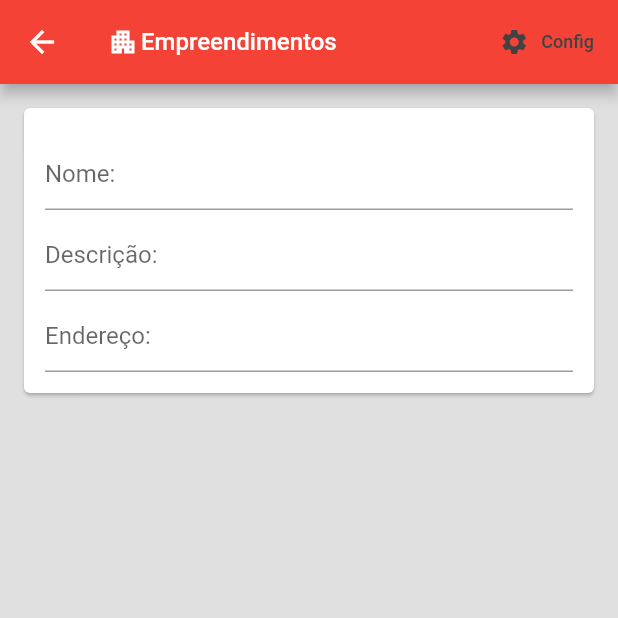
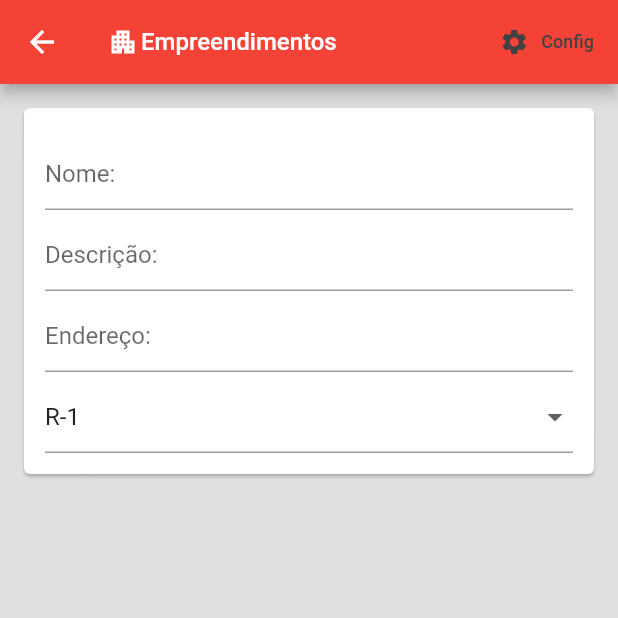
Before and after one commit to fviel/cve_app, a Flutter app: the AdicionarEmpreendimento screen opened by its route, on a phone screen of 412 x 824 dp, the top half of it. Run offline on Flutter 3.47's test engine with Material 2 defaults, Android fonts, the phone set to English and light mode, and no system bars.

Commit message:
Corrigi o dopdown e encontrei novas dúvidas

```diff
--- a/lib/gestorcub/entities/cub.dart
+++ b/lib/gestorcub/entities/cub.dart
@@ -1,6 +1,10 @@
-
+import 'package:meta/meta.dart';
+//TODO aprender como gerar o id do objeto, pelo que entendi é esse get na var hashcode
+//TODO aprender como fazer a sobrecarga do operador ==, conforme site https://stackoverflow.com/questions/59474307/error-either-zero-or-2-or-more-dropdownmenuitems-were-detected-with-the-same
 //Representa um valor de CUB informado pelo sinduscon
 class Cub {
+
+  external int get hashCode;
   String padrao;
   String classificacao;
   double valor;
@@ -18,4 +22,14 @@ class Cub {
     this.tipoProjeto,
     this.estado,
     this.desonerado});
+
+  //sobrescrita do operador ==
+  bool operator ==(dynamic other) => other != null && other is Cub && this.classificacao == other.classificacao;
+
+  // @override
+  // int get hashCode => super.hashCode;
+
+  // Message({@required this.hashCode}) {
+  //   assert(hashCode != null);
+  // }
 }
--- a/lib/main.dart
+++ b/lib/main.dart
@@ -13,7 +13,7 @@ void main() {
          '/listarEmpreendimentos':(context) => ListarEmpreendimentos(),
          '/exibirEmpreendimento':(context) => ExibirEmpreendimento(),
          '/sobre': (context) => Sobre(),
-         '/adicionar': (context) =>AdicionarEmpreendimento(),
+         '/adicionar': (context) => AdicionarEmpreendimento(),
        }
    ));
 
--- a/lib/telas/adicionarEmpreendimento.dart
+++ b/lib/telas/adicionarEmpreendimento.dart
@@ -1,10 +1,16 @@
 import 'package:cve_app/empreendimentos/business/empreendimentoBusiness.dart';
 import 'package:cve_app/empreendimentos/entities/empreendimento.dart';
+import 'package:cve_app/gestorcub/entities/cub.dart';
+import 'package:cve_app/widgets/dropDownExemplo.dart';
 import 'package:flutter/cupertino.dart';
 import 'package:flutter/material.dart';
 import 'package:cve_app/widgets/topBar.dart';
 import 'package:intl/intl.dart';
 
+//TODO Pesquisar como usar controller? qual a vantagem?
+///https://stackoverflow.com/questions/53667793/what-are-controllers-in-flutter#:~:text=In%20flutter%2C%20controllers%20are%20a,pattern%20stuff%20and%20increase%20performances.
+
+//TODO Pesquisar sobre o dispose() para evitar memory leak
 
 class AdicionarEmpreendimento extends StatefulWidget {
   @override
@@ -13,17 +19,76 @@ class AdicionarEmpreendimento extends StatefulWidget {
 
 class _AdicionarEmpreendimentoState extends State<AdicionarEmpreendimento> {
   final _formKey = GlobalKey<FormState>();
-  Empreendimento novoEmp = new Empreendimento();
+
+
+  Empreendimento novoEmp = Empreendimento();
+
   EmpreendimentoBusiness empBusiness = new EmpreendimentoBusiness();
+
+  List<Cub> cubs = [
+    Cub(padrao:'Baixo',
+        classificacao: 'R-1',
+        valor: 1722.89,
+        tipoProjeto:0,
+        estado:'PR',
+        desonerado:false),
+
+    Cub(padrao:'Baixo',
+        classificacao: 'PP-4',
+        valor: 1604.95,
+        tipoProjeto:0,
+        estado:'PR',
+        desonerado:false),
+
+    Cub(padrao:'Baixo',
+        classificacao: 'R-8',
+        valor: 1529.39,
+        tipoProjeto:0,
+        estado:'PR',
+        desonerado:false),
+
+    Cub(padrao:'Baixo',
+        classificacao: 'PIS',
+        valor: 1224.99,
+        tipoProjeto:0,
+        estado:'PR',
+        desonerado:false)
+  ];
+
+  final List<String> classificacoes = <String>['R-1', 'PP-4', 'R-8', 'PIS' ];
+  String _classificacaoSelecionada = "";
+
+  Cub _cubSelecionado;
+
+  /// initialization is here:
+  @override
+  void initState() {
+    _classificacaoSelecionada = classificacoes[0];
+    _cubSelecionado = new Cub(padrao:'pobre',
+      classificacao:'ruim',
+      valor:0,
+      tipoProjeto:0,
+      estado:'PR',
+      desonerado:false);
+
+    novoEmp = Empreendimento(nome:'Novo Empreendimento',
+
+    descricao: 'Descrição',
+    endereco:'Endereço',
+    cubReferencia:new Cub(padrao:'Baixo',
+    classificacao: 'PIS',
+    valor: 1224.99,
+    tipoProjeto:0,
+    estado:'PR',
+    desonerado:false),
+    areaTerreno:0,
+    taxaOcupacao:0,
+    coeficienteAproveitamento:0,
+    valorComercialTerreno:0);
+  }
 
   @override
   Widget build(BuildContext context) {
-    //dados recebe os argumentos ao abrir esta tela
-    //sempre rodo o build no ststate, então, se o array de dados estiver preenchido, usa ele, senão roteia pra tela
-    //empreendimento = empreendimento == null ? empreendimento : ModalRoute.of(context).settings.arguments ;
-
-    //var f = NumberFormat('###,###.00#', 'pt_BR');
-    //String valorFormatado = f.format(novoEmp.valorComercialTerreno);
 
     return Scaffold(
         backgroundColor: Colors.grey[300],
@@ -130,6 +195,22 @@ class _AdicionarEmpreendimentoState extends State<AdicionarEmpreendimento> {
                             },
                           ),
 
+                          SizedBox(height: 6.0),
+                                                    //TODO separar o dropdown como um widget em outro arquivo, como fiz no dropDown exemplo
+                                                    //DropdownExample(),
+                          DropdownButtonFormField(
+                            //decoration: textInputDecorationFernando,
+                            value: _classificacaoSelecionada,
+                            onChanged: (val) => setState(() => _classificacaoSelecionada = val),
+                            items: classificacoes.map((cItem) => DropdownMenuItem(value: cItem.toString(), child:Text(cItem),)).toList(),
+                            // items: classificacoes.map((classi) {
+                            //   return DropdownMenuItem<String>(
+                            //     value: classi,
+                            //     child: Text(classi),
+                            //   );
+                            // }).toList(),
+                          ),
+
 
 
 
```
Also changed, not shown: lib/telas/listarEmpreendimentos.dart (+8 -9 lines), lib/widgets/dropDownExemplo.dart (added, +71 -0 lines).
